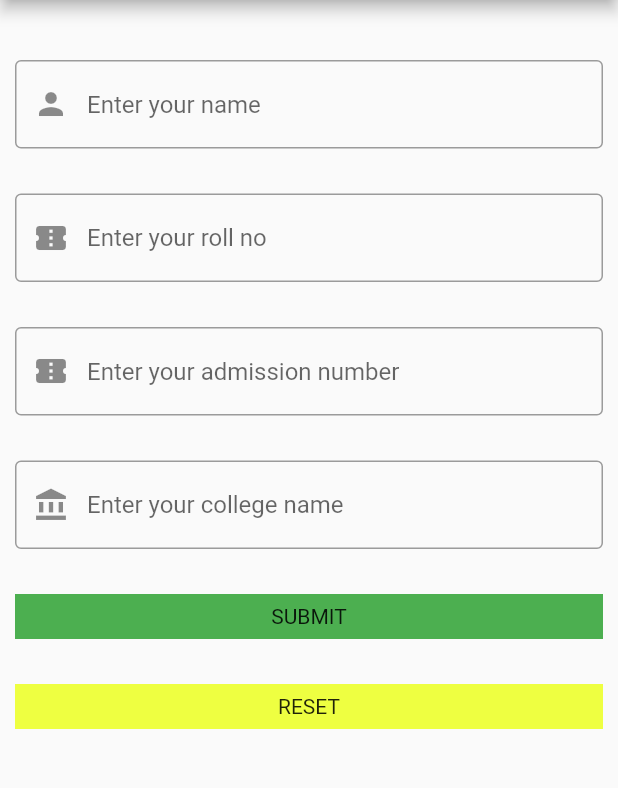
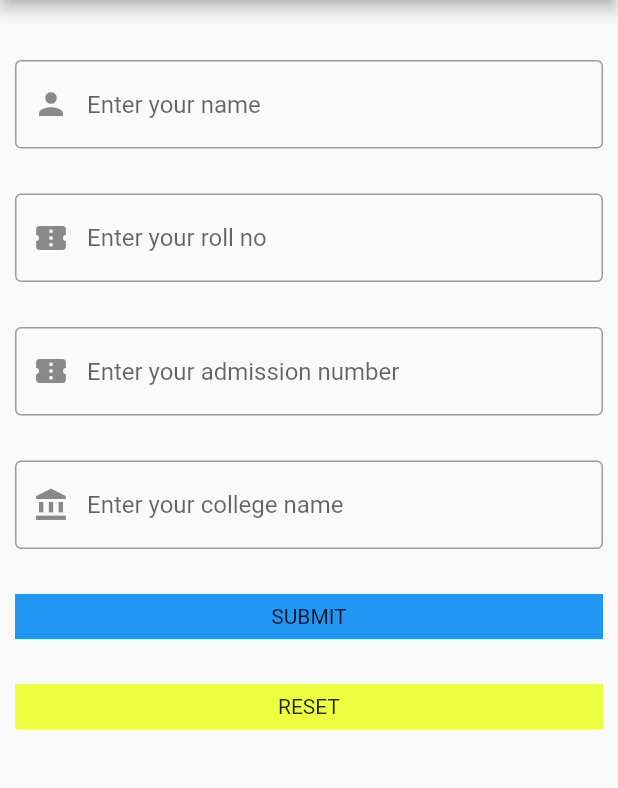
Before and after one commit to Arathy06/Flutter-Student-App, a Flutter app: the screen it shows after launch, on a phone screen of 412 x 824 dp, the part 84-872 px from its top. Run offline on Flutter 3.47's test engine with Material 2 defaults, Android fonts, the phone set to English and light mode, and no system bars.

Commit message:
color changed

```diff
--- a/lib/main.dart
+++ b/lib/main.dart
@@ -56,7 +56,7 @@ class StudApp extends StatelessWidget {
                 height: 30.0,
                 width: 1000.0,
                 decoration: BoxDecoration(
-                  color: Colors.green
+                  color: Colors.blue
                 ),
                 child: Center(child: Text("SUBMIT")),
 
```
